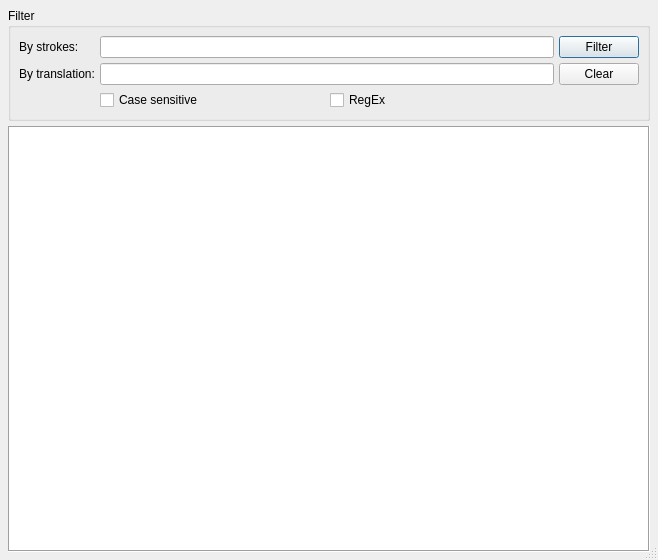
Old version of the form plover/gui_qt/dictionary_editor.ui in the repository openstenoproject/plover.
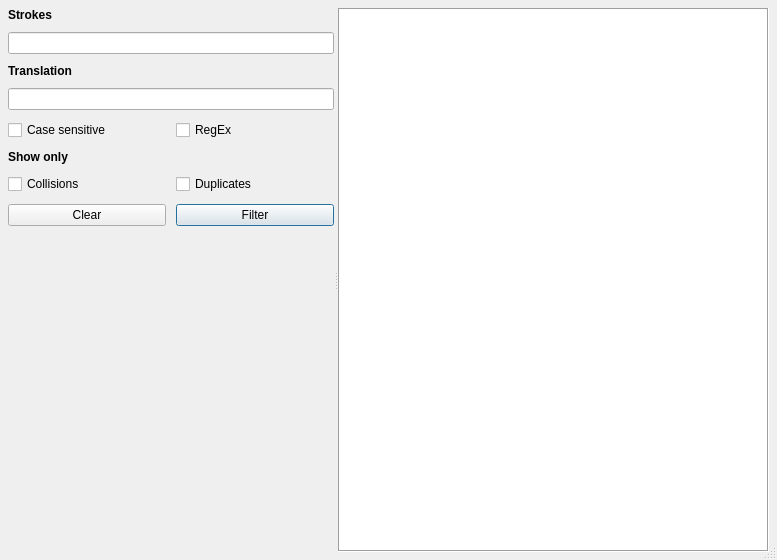
New version of the form. Icons and pictures are not drawn.

Commit message:
Add collision and duplicate filtering
Rejig filter area into sidebar

```diff
--- a/plover/gui_qt/dictionary_editor.ui
+++ b/plover/gui_qt/dictionary_editor.ui
@@ -6,7 +6,7 @@
    <rect>
     <x>0</x>
     <y>0</y>
-    <width>658</width>
+    <width>777</width>
     <height>560</height>
    </rect>
   </property>
@@ -17,20 +17,55 @@
    <bool>true</bool>
   </property>
   <layout class="QVBoxLayout" name="verticalLayout">
+   <property name="spacing">
+    <number>-1</number>
+   </property>
    <item>
-    <widget class="QGroupBox" name="groupBox">
-     <property name="title">
-      <string>Filter</string>
+    <widget class="QSplitter" name="splitter">
+     <property name="sizePolicy">
+      <sizepolicy hsizetype="Expanding" vsizetype="Expanding">
+       <horstretch>1</horstretch>
+       <verstretch>1</verstretch>
+      </sizepolicy>
      </property>
-     <property name="flat">
-      <bool>false</bool>
+     <property name="orientation">
+      <enum>Qt::Horizontal</enum>
      </property>
-     <property name="checkable">
-      <bool>false</bool>
-     </property>
+     <widget class="QWidget" name="layoutWidget">
      <layout class="QGridLayout" name="gridLayout">
-      <item row="1" column="2">
+       <property name="sizeConstraint">
+        <enum>QLayout::SetMinimumSize</enum>
+       </property>
+       <property name="leftMargin">
+        <number>0</number>
+       </property>
+       <property name="topMargin">
+        <number>0</number>
+       </property>
+       <property name="rightMargin">
+        <number>0</number>
+       </property>
+       <property name="bottomMargin">
+        <number>0</number>
+       </property>
+       <property name="spacing">
+        <number>10</number>
+       </property>
+       <item row="5" column="0">
+        <widget class="QCheckBox" name="case_checkbox">
+         <property name="text">
+          <string>Case sensitive</string>
+         </property>
+        </widget>
+       </item>
+       <item row="9" column="0">
        <widget class="QPushButton" name="clear_button">
+         <property name="sizePolicy">
+          <sizepolicy hsizetype="Minimum" vsizetype="Preferred">
+           <horstretch>0</horstretch>
+           <verstretch>0</verstretch>
+          </sizepolicy>
+         </property>
         <property name="text">
          <string>Clear</string>
         </property>
@@ -39,24 +74,46 @@
         </property>
        </widget>
       </item>
-      <item row="0" column="0">
-       <widget class="QLabel" name="stroke_label">
-        <property name="text">
-         <string>By strokes:</string>
-        </property>
-       </widget>
-      </item>
-      <item row="0" column="1">
-       <widget class="QLineEdit" name="strokes_filter"/>
-      </item>
-      <item row="0" column="2">
-       <widget class="QPushButton" name="filter_button">
+       <item row="11" column="0" colspan="2">
+        <spacer name="verticalSpacer">
+         <property name="orientation">
+          <enum>Qt::Vertical</enum>
+         </property>
+         <property name="sizeHint" stdset="0">
+          <size>
+           <width>20</width>
+           <height>40</height>
+          </size>
+         </property>
+        </spacer>
+       </item>
+       <item row="3" column="0">
+        <widget class="QLabel" name="translation_label">
         <property name="sizePolicy">
          <sizepolicy hsizetype="Minimum" vsizetype="Minimum">
           <horstretch>0</horstretch>
           <verstretch>0</verstretch>
          </sizepolicy>
         </property>
+         <property name="font">
+          <font>
+           <weight>75</weight>
+           <bold>true</bold>
+          </font>
+         </property>
+         <property name="text">
+          <string>Translation</string>
+         </property>
+        </widget>
+       </item>
+       <item row="9" column="1">
+        <widget class="QPushButton" name="filter_button">
+         <property name="sizePolicy">
+          <sizepolicy hsizetype="Minimum" vsizetype="Preferred">
+           <horstretch>0</horstretch>
+           <verstretch>0</verstretch>
+          </sizepolicy>
+         </property>
         <property name="text">
          <string>Filter</string>
         </property>
@@ -68,39 +125,100 @@
         </property>
        </widget>
       </item>
-      <item row="1" column="1">
-       <widget class="QLineEdit" name="translation_filter"/>
-      </item>
-      <item row="1" column="0">
-       <widget class="QLabel" name="translation_label">
-        <property name="text">
-         <string>By translation:</string>
+       <item row="4" column="0" colspan="2">
+        <widget class="QLineEdit" name="translation_filter">
+         <property name="sizePolicy">
+          <sizepolicy hsizetype="Minimum" vsizetype="Fixed">
+           <horstretch>0</horstretch>
+           <verstretch>0</verstretch>
+          </sizepolicy>
         </property>
        </widget>
       </item>
-      <item row="2" column="1">
-       <layout class="QHBoxLayout" name="horizontalLayout">
-        <item>
-         <widget class="QCheckBox" name="case_checkbox">
+       <item row="6" column="0">
+        <widget class="QLabel" name="collisions_label">
+         <property name="sizePolicy">
+          <sizepolicy hsizetype="Minimum" vsizetype="Preferred">
+           <horstretch>0</horstretch>
+           <verstretch>0</verstretch>
+          </sizepolicy>
+         </property>
+         <property name="font">
+          <font>
+           <weight>75</weight>
+           <bold>true</bold>
+          </font>
+         </property>
           <property name="text">
-           <string>Case sensitive</string>
+          <string>Show only</string>
           </property>
          </widget>
         </item>
-        <item>
+       <item row="5" column="1">
          <widget class="QCheckBox" name="regex_checkbox">
           <property name="text">
            <string>RegEx</string>
           </property>
          </widget>
         </item>
-       </layout>
-      </item>
-     </layout>
-    </widget>
-   </item>
-   <item>
+       <item row="2" column="0" colspan="2">
+        <widget class="QLineEdit" name="strokes_filter">
+         <property name="sizePolicy">
+          <sizepolicy hsizetype="Minimum" vsizetype="Fixed">
+           <horstretch>0</horstretch>
+           <verstretch>0</verstretch>
+          </sizepolicy>
+         </property>
+        </widget>
+       </item>
+       <item row="7" column="0">
+        <widget class="QCheckBox" name="collisions_checkbox">
+         <property name="toolTip">
+          <string>Find entries that have matching strokes but different translations</string>
+         </property>
+         <property name="text">
+          <string>Collisions</string>
+         </property>
+        </widget>
+       </item>
+       <item row="1" column="0">
+        <widget class="QLabel" name="stroke_label">
+         <property name="sizePolicy">
+          <sizepolicy hsizetype="Minimum" vsizetype="Preferred">
+           <horstretch>0</horstretch>
+           <verstretch>0</verstretch>
+          </sizepolicy>
+         </property>
+         <property name="font">
+          <font>
+           <weight>75</weight>
+           <bold>true</bold>
+          </font>
+         </property>
+         <property name="text">
+          <string>Strokes</string>
+         </property>
+        </widget>
+       </item>
+       <item row="7" column="1">
+        <widget class="QCheckBox" name="duplicates_checkbox">
+         <property name="toolTip">
+          <string>Find entries that have matching strokes and translations</string>
+         </property>
+         <property name="text">
+          <string>Duplicates</string>
+         </property>
+        </widget>
+       </item>
+      </layout>
+     </widget>
     <widget class="QTableView" name="table">
+      <property name="sizePolicy">
+       <sizepolicy hsizetype="Maximum" vsizetype="Expanding">
+        <horstretch>0</horstretch>
+        <verstretch>0</verstretch>
+       </sizepolicy>
+      </property>
      <property name="frameShape">
       <enum>QFrame::Box</enum>
      </property>
@@ -138,6 +256,7 @@
       <bool>true</bool>
      </attribute>
     </widget>
+    </widget>
    </item>
   </layout>
   <action name="action_Delete">
```
Left out of the diff: 55 changed lines with no effect on the pictures. Lines whose indentation alone changed are shown as unchanged. The commit also changes 3 other files.
